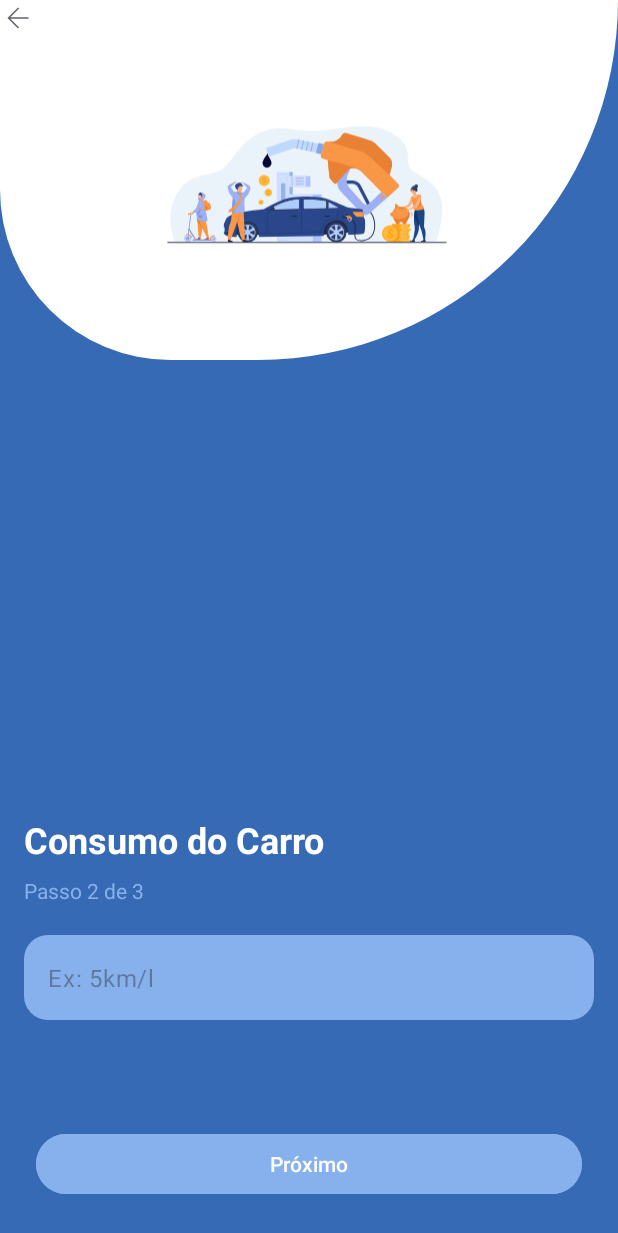
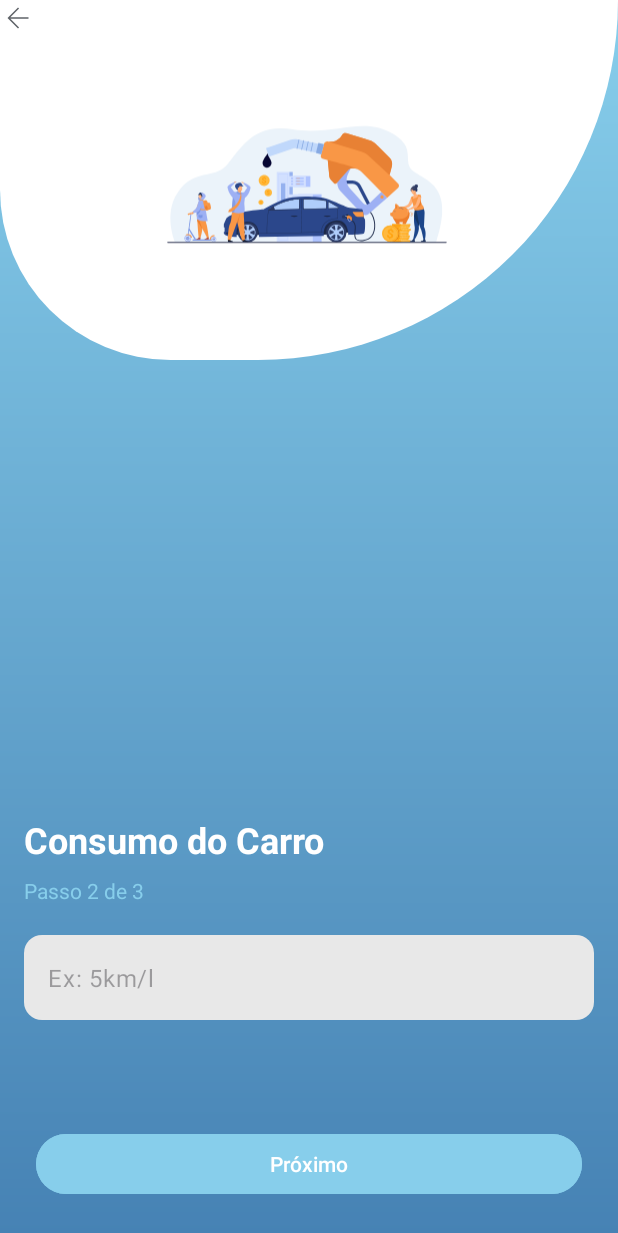
Before and after one commit to eduardoagabes/fuel-calculator, an Android app: the ConsumptionActivity screen opened directly, with no data from a screen before it, on a phone screen of 412 x 824 dp. Shown: the top 1233 px of the screen. Run offline under Robolectric (Android 15) with nearby library versions, the phone set to English and light mode, and no system bars.

Commit message:
atualizando cores e imagens

```diff
--- a/app/src/main/java/com/eduardoagabes/fuelcalculator/ConsumptionActivity.kt
+++ b/app/src/main/java/com/eduardoagabes/fuelcalculator/ConsumptionActivity.kt
@@ -15,7 +15,7 @@ class ConsumptionActivity : AppCompatActivity() {
         super.onCreate(savedInstanceState)
         setContentView(R.layout.activity_consumption)
 
-        val btnNext_two = findViewById<Button>(R.id.btn_proximo_2)
+        val nextTwo = findViewById<Button>(R.id.btn_proximo_2)
         val edtConsumo = findViewById<TextInputEditText>(R.id.edt_consumo)
 
         val preco = intent.getFloatExtra("preco", 0f)
@@ -26,7 +26,7 @@ class ConsumptionActivity : AppCompatActivity() {
             finish()
         }
 
-        btnNext_two.setOnClickListener {
+        nextTwo.setOnClickListener {
 
             val consumoStr: String = edtConsumo.text.toString()
 
--- a/app/src/main/java/com/eduardoagabes/fuelcalculator/DistanceActivity.kt
+++ b/app/src/main/java/com/eduardoagabes/fuelcalculator/DistanceActivity.kt
@@ -13,7 +13,7 @@ class DistanceActivity : AppCompatActivity() {
         super.onCreate(savedInstanceState)
         setContentView(R.layout.activity_distance)
 
-        val btnNext_three = findViewById<Button>(R.id.btn_proximo_3)
+        val nextThree = findViewById<Button>(R.id.btn_proximo_3)
         val edtDistancia = findViewById<TextInputEditText>(R.id.edt_distancia)
 
         val consumo = intent.getFloatExtra("consumo", 0f)
@@ -25,7 +25,7 @@ class DistanceActivity : AppCompatActivity() {
             finish()
         }
 
-        btnNext_three.setOnClickListener {
+        nextThree.setOnClickListener {
 
             val distanciaStr: String = edtDistancia.text.toString()
 
--- a/app/src/main/java/com/eduardoagabes/fuelcalculator/ResultActivity.kt
+++ b/app/src/main/java/com/eduardoagabes/fuelcalculator/ResultActivity.kt
@@ -11,7 +11,7 @@ class ResultActivity : AppCompatActivity() {
         super.onCreate(savedInstanceState)
         setContentView(R.layout.activity_result)
 
-        val btn_next_launcher = findViewById<Button>(R.id.btn_novo_calculo)
+        val btnNextLauncher = findViewById<Button>(R.id.btn_novo_calculo)
 
         val distancia = intent.getFloatExtra("distancia", 0f)
         val consumo = intent.getFloatExtra("consumo", 0f)
@@ -33,7 +33,7 @@ class ResultActivity : AppCompatActivity() {
 
 
 
-        btn_next_launcher.setOnClickListener {
+        btnNextLauncher.setOnClickListener {
 
             val intent = Intent(this, MainActivity::class.java)
             startActivity(intent)
--- /dev/null
+++ b/app/src/main/res/drawable/gradient_bg.xml
@@ -0,0 +1,8 @@
+<?xml version="1.0" encoding="utf-8"?>
+<shape xmlns:android="http://schemas.android.com/apk/res/android">
+
+    <gradient
+        android:startColor="@color/primary_400"
+        android:endColor="@color/primary_900"
+        android:angle="80" />
+</shape>
--- a/app/src/main/res/drawable/rounded_bg.xml
+++ b/app/src/main/res/drawable/rounded_bg.xml
@@ -1,6 +1,6 @@
 <?xml version="1.0" encoding="utf-8"?>
 <shape xmlns:android="http://schemas.android.com/apk/res/android">
-    <solid android:color="#87B1EC" ></solid>
-    <corners android:radius="16dp"></corners>
+    <solid android:color="#E8E8E8" />
+    <corners android:radius="12dp" />
 
 </shape>
--- a/app/src/main/res/layout/activity_consumption.xml
+++ b/app/src/main/res/layout/activity_consumption.xml
@@ -5,7 +5,7 @@
     android:id="@+id/main"
     android:layout_width="match_parent"
     android:layout_height="match_parent"
-    android:background="@color/primary_100"
+    android:background="@drawable/gradient_bg"
     tools:context=".ConsumptionActivity">
 
     <LinearLayout
--- a/app/src/main/res/layout/activity_distance.xml
+++ b/app/src/main/res/layout/activity_distance.xml
@@ -5,7 +5,7 @@
     android:id="@+id/main"
     android:layout_width="match_parent"
     android:layout_height="match_parent"
-    android:background="@color/primary_100"
+    android:background="@drawable/gradient_bg"
     tools:context=".DistanceActivity">
 
     <LinearLayout
--- a/app/src/main/res/layout/activity_main.xml
+++ b/app/src/main/res/layout/activity_main.xml
@@ -5,7 +5,7 @@
     android:id="@+id/main"
     android:layout_width="match_parent"
     android:layout_height="match_parent"
-    android:background="@color/primary_100"
+    android:background="@drawable/gradient_bg"
     tools:context=".MainActivity">
 
     <LinearLayout
--- a/app/src/main/res/layout/activity_price.xml
+++ b/app/src/main/res/layout/activity_price.xml
@@ -5,7 +5,7 @@
     android:id="@+id/main"
     android:layout_width="match_parent"
     android:layout_height="match_parent"
-    android:background="@color/primary_100"
+    android:background="@drawable/gradient_bg"
     tools:context=".PriceActivity">
 
     <LinearLayout
--- a/app/src/main/res/layout/activity_result.xml
+++ b/app/src/main/res/layout/activity_result.xml
@@ -4,7 +4,7 @@
     xmlns:tools="http://schemas.android.com/tools"
     android:layout_width="match_parent"
     android:layout_height="match_parent"
-    android:background="@color/primary_100"
+    android:background="@drawable/gradient_bg"
     tools:context=".ResultActivity">
 
     <LinearLayout
@@ -26,7 +26,7 @@
             android:gravity="center"
             android:maxLength="7"
             android:text="0"
-            android:textColor="@color/primary_100"
+            android:textColor="@color/primary_900"
             android:textSize="52sp"
             android:textStyle="bold" />
 
--- a/app/src/main/res/values-night/themes.xml
+++ b/app/src/main/res/values-night/themes.xml
@@ -2,8 +2,8 @@
     <!-- Base application theme. -->
     <style name="Base.Theme.FuelCalculator" parent="Theme.Material3.DayNight.NoActionBar">
         <!-- Customize your dark theme here. -->
-        <item name="colorPrimary">@color/primary_100</item>
-        <item name="android:statusBarColor">@color/primary_100</item>
+        <item name="colorPrimary">@color/primary_400</item>
+        <item name="android:statusBarColor">@color/primary_900</item>
 
     </style>
 </resources>
--- a/app/src/main/res/values/colors.xml
+++ b/app/src/main/res/values/colors.xml
@@ -2,8 +2,10 @@
 <resources>
     <color name="black">#FF000000</color>
     <color name="white">#FFFFFFFF</color>
-    <color name="blue">#87B1EC</color>
+    <color name="blue">#87CEEB</color>
     <color name="red">#F40000</color>
 
-    <color name="primary_100">#376AB4</color>
+    <color name="primary_400">#87CEEB</color>
+    <color name="primary_900">#4682B4</color>
+
 </resources>
--- a/app/src/main/res/values/themes.xml
+++ b/app/src/main/res/values/themes.xml
@@ -2,8 +2,8 @@
     <!-- Base application theme. -->
     <style name="Base.Theme.FuelCalculator" parent="Theme.Material3.DayNight.NoActionBar">
         <!-- Customize your light theme here. -->
-        <item name="colorPrimary">@color/primary_100</item>
-        <item name="android:statusBarColor">@color/primary_100</item>
+        <item name="colorPrimary">@color/primary_400</item>
+        <item name="android:statusBarColor">@color/primary_900</item>
 
     </style>
 
```
